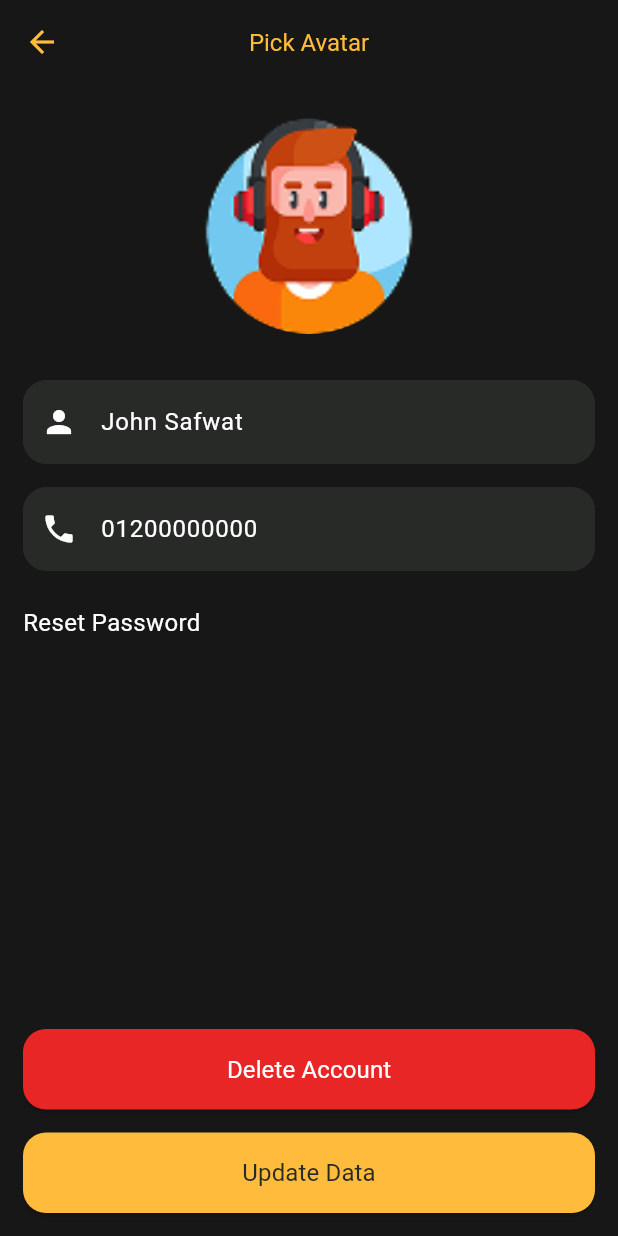
After one commit to Mariam-0-Sherif/Movie_application, a Flutter app: the UpdateProfileScreen screen opened by its route, after a tap on "Update Data", on a phone screen of 412 x 824 dp. The commit adds this screen. Run offline on Flutter 3.47's test engine with Material 3 defaults, Android fonts, the phone set to English and light mode, and no system bars; our stand-ins replace firebase_core, google_fonts; accounts and stored records are empty.

Commit message:
Add Update Profile screen UI

```diff
--- /dev/null
+++ b/lib/features/ui/update_profile/update_profile_screen.dart
@@ -0,0 +1,183 @@
+import 'package:flutter/material.dart';
+import 'package:movie_application/core/utils/app_colors.dart';
+import 'package:movie_application/core/utils/app_styles.dart';
+import 'package:movie_application/core/utils/size_utils.dart';
+import 'package:movie_application/core/widgets/custom_elevated_button.dart';
+import 'package:movie_application/core/widgets/custom_text_form_field.dart';
+import 'package:movie_application/features/ui/update_profile/widgets/avatar_picker_sheet.dart';
+
+class UpdateProfileScreen extends StatefulWidget {
+  const UpdateProfileScreen({super.key});
+
+  @override
+  State<UpdateProfileScreen> createState() => _UpdateProfileScreenState();
+}
+
+class _UpdateProfileScreenState extends State<UpdateProfileScreen> {
+  final GlobalKey<FormState> _formKey = GlobalKey<FormState>(
+  );
+  final TextEditingController _nameController = TextEditingController(
+    text: 'John Safwat',
+  );
+  final TextEditingController _phoneController = TextEditingController(
+    text: '01200000000',
+  );
+  int _avatarIndex = 0;
+
+  @override
+  void dispose() {
+    _nameController.dispose();
+    _phoneController.dispose();
+    super.dispose();
+  }
+
+  double w(double value) => SizeUtils.getWidth(context, value);
+
+  double h(double value) => SizeUtils.getHeight(context, value);
+
+  Future<void> _pickAvatar() async {
+    final int? picked = await AvatarPickerSheet.show(
+      context,
+      selectedIndex: _avatarIndex,
+    );
+    if (picked == null || !mounted) return;
+    setState(() => _avatarIndex = picked);
+  }
+
+  void _updateData() {
+    if (!_formKey.currentState!.validate()) return;
+    // TODO: save the new data once the auth cubit is ready.
+  }
+
+  @override
+  Widget build(BuildContext context) {
+    return Scaffold(
+      appBar: AppBar(
+        leading: IconButton(
+          onPressed: () => Navigator.pop(context),
+          icon: const Icon(Icons.arrow_back, color: AppColors.yellowColor),
+        ),
+        title: Text('Pick Avatar', style: AppStyles.regular16YellowRoboto),
+      ),
+      body: SafeArea(
+        child: Padding(
+          padding: EdgeInsets.symmetric(horizontal: w(16)),
+          child: Column(
+            children: [
+              Expanded(
+                child: SingleChildScrollView(
+                  child: Form(
+                    key: _formKey,
+                    child: Column(
+                      crossAxisAlignment: CrossAxisAlignment.start,
+                      children: [
+                        SizedBox(height: h(24)),
+                        Center(child: _buildAvatar()),
+                        SizedBox(height: h(32)),
+                        _buildField(
+                          controller: _nameController,
+                          icon: Icons.person,
+                          validator: (value) {
+                            if (value == null || value.isEmpty) {
+                              return 'Please enter your name';
+                            }
+                            return null;
+                          },
+                        ),
+                        SizedBox(height: h(16)),
+                        _buildField(
+                          controller: _phoneController,
+                          icon: Icons.phone,
+                          type: TextInputType.phone,
+                          validator: (value) {
+                            if (value == null || value.isEmpty) {
+                              return 'Please enter your phone number';
+                            }
+                            if (value.length < 11) {
+                              return 'Please enter a valid phone number';
+                            }
+                            return null;
+                          },
+                        ),
+                        SizedBox(height: h(24)),
+                        Text(
+                          'Reset Password',
+                          style: AppStyles.regular16WhiteRoboto,
+                        ),
+                      ],
+                    ),
+                  ),
+                ),
+              ),
+              _buildButton(
+                title: 'Delete Account',
+                color: AppColors.redColor,
+                style: AppStyles.regular16WhiteRoboto,
+                onPressed: () {},
+              ),
+              SizedBox(height: h(16)),
+              _buildButton(
+                title: 'Update Data',
+                color: AppColors.yellowColor,
+                style: AppStyles.regular16DarkGrayRoboto,
+                onPressed: _updateData,
+              ),
+              SizedBox(height: h(16)),
+            ],
+          ),
+        ),
+      ),
+    );
+  }
+
+  Widget _buildAvatar() {
+    final double size = w(150);
+    return GestureDetector(
+      onTap: _pickAvatar,
+      child: ClipOval(
+        child: Image.asset(
+          AvatarPickerSheet.avatars[_avatarIndex],
+          width: size,
+          height: size,
+          fit: BoxFit.cover,
+        ),
+      ),
+    );
+  }
+
+  Widget _buildField({
+    required TextEditingController controller,
+    required IconData icon,
+    required String? Function(String?) validator,
+    TextInputType type = TextInputType.text,
+  }) {
+    return CustomTextFormField(
+      controller: controller,
+      keyboardType: type,
+      filled: true,
+      fillColor: AppColors.darkGreyColor,
+      borderSideColor: AppColors.darkGreyColor,
+      style: AppStyles.regular16WhiteRoboto,
+      prefixIcon: Icon(icon, color: AppColors.whiteColor),
+      validator: validator,
+    );
+  }
+
+  Widget _buildButton({
+    required String title,
+    required Color color,
+    required TextStyle style,
+    required VoidCallback onPressed,
+  }) {
+    return SizedBox(
+      width: double.infinity,
+      height: h(56),
+      child: CustomElevatedButton(
+        onPressed: onPressed,
+        backgroundColor: color,
+        radius: w(16),
+        child: Text(title, style: style),
+      ),
+    );
+  }
+}
--- a/lib/main.dart
+++ b/lib/main.dart
@@ -8,6 +8,7 @@ import 'package:movie_application/features/ui/auth/register/register_screen.dart
 import 'package:movie_application/features/ui/onboarding/onboarding_screen.dart';
 
 import 'features/ui/home/home_screen.dart';
+import 'features/ui/update_profile/update_profile_screen.dart';
 import 'firebase_options.dart';
 
 Future<void> main() async {
@@ -31,6 +32,8 @@ class MyApp extends StatelessWidget {
         AppRoutes.loginRouteName: (context) => LoginScreen(),
         AppRoutes.registerRouteName: (context) => RegisterScreen(),
         AppRoutes.forgetPasswordRouteName: (context) => ForgetPasswordScreen(),
+        AppRoutes.updateProfileRouteName: (context) =>
+        const UpdateProfileScreen(),
       },
     );
   }
```
Also changed, not shown: lib/features/ui/home/bloc/home_bloc.dart (deleted, +0 -22 lines), lib/features/ui/update_profile/widgets/avatar_picker_sheet.dart (added, +81 -0 lines).
